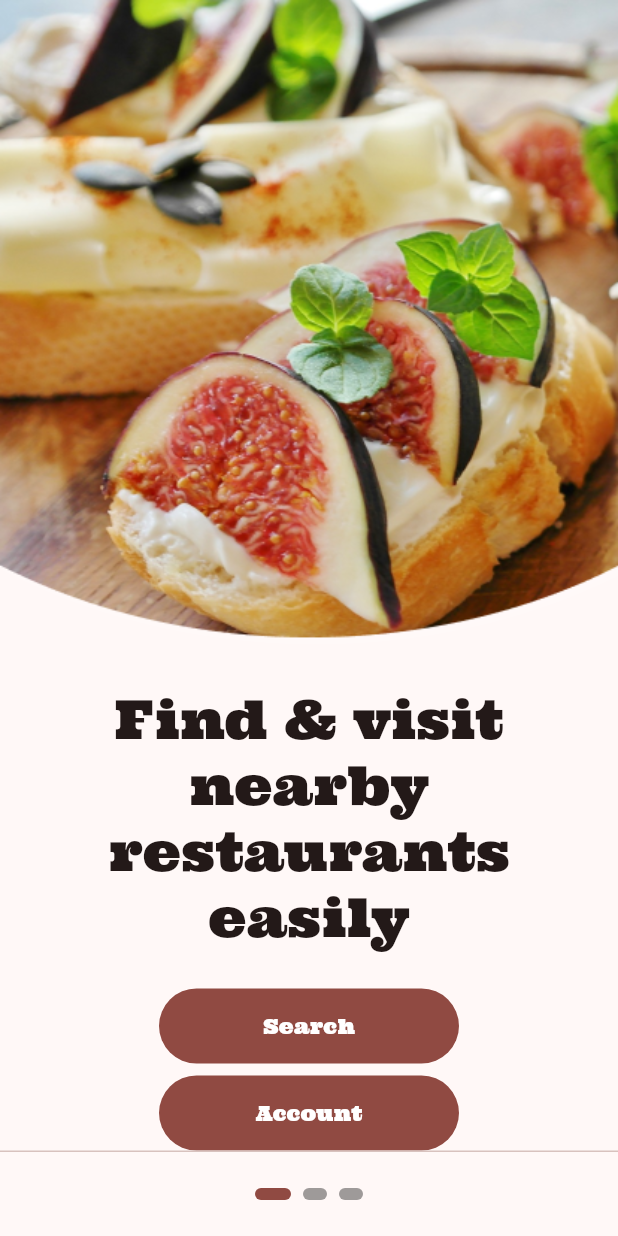
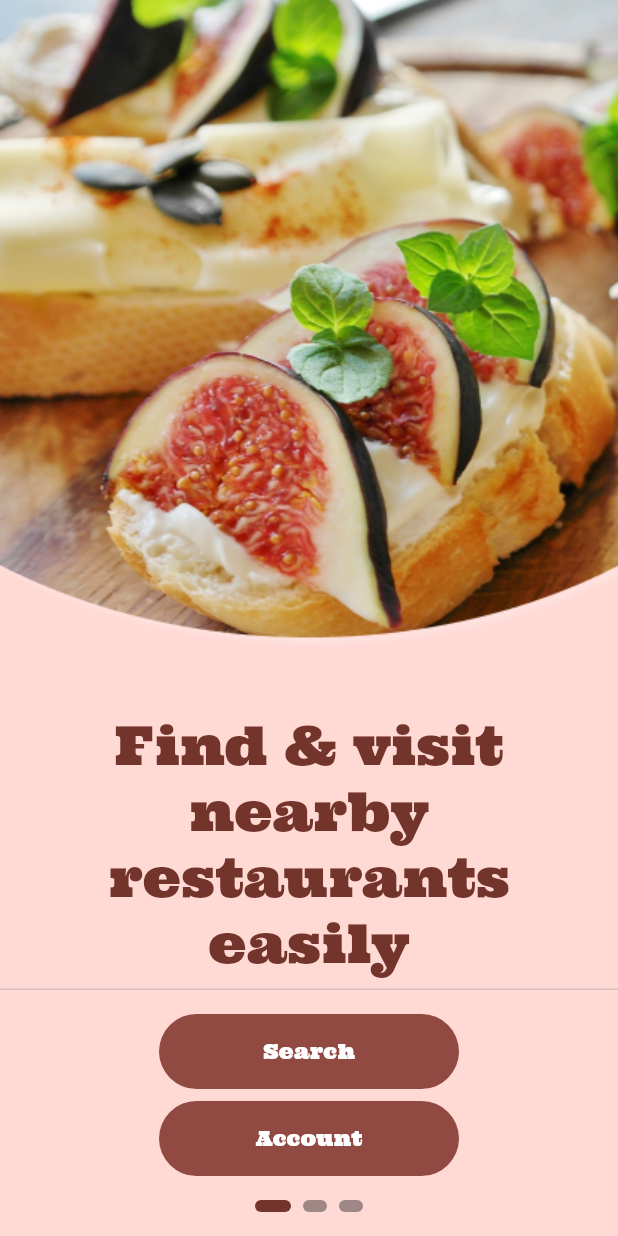
Before and after one commit to siva636/eat, a Flutter app: the screen it shows after launch, on a phone screen of 412 x 824 dp. Run offline on Flutter 3.47's test engine with Material 2 defaults, Android fonts, the phone set to English and light mode, and no system bars; our stand-ins replace firebase_core, go_router; accounts and stored records are empty.

Commit message:
Onboarding UX improved

```diff
--- a/lib/src/app.dart
+++ b/lib/src/app.dart
@@ -20,6 +20,7 @@ class MyApp extends StatelessWidget {
       routerConfig: _router,
       scrollBehavior: MyCustomScrollBehavior(),
       theme: ThemeData(
+        // brightness: Brightness.dark,
         useMaterial3: true,
         colorSchemeSeed: Colors.red,
         fontFamily: 'ultra',
--- a/lib/src/onboarding/onboarding.dart
+++ b/lib/src/onboarding/onboarding.dart
@@ -1,3 +1,4 @@
+import 'package:eat/src/onboarding/onboarding_actions.dart';
 import 'package:eat/src/onboarding/onboarding_page_1.dart';
 import 'package:eat/src/onboarding/onboarding_page_2.dart';
 import 'package:eat/src/onboarding/onboarding_page_3.dart';
@@ -42,7 +43,17 @@ class _OnboardingState extends State<Onboarding> {
             ),
           ),
         ),
-      persistentFooterButtons: [PageIndicator(currentPage)],
-    );
+        persistentFooterButtons: [
+          ColoredBox(
+            color: Theme.of(context).colorScheme.primaryContainer,
+            child: Column(
+              children: [
+                const OnboardingActions(),
+                PageIndicator(currentPage),
+              ],
+            ),
+          ),
+        ],
+        backgroundColor: Theme.of(context).colorScheme.primaryContainer);
   }
 }
--- a/lib/src/onboarding/onboarding_actions.dart
+++ b/lib/src/onboarding/onboarding_actions.dart
@@ -11,6 +11,7 @@ class OnboardingActions extends StatelessWidget {
   Widget build(BuildContext context) {
     return Column(
       children: [
+        const SizedBox(height: contentPadding),
         FilledButton(
           style: FilledButton.styleFrom(
             fixedSize: const Size(200, 50),
@@ -26,6 +27,7 @@ class OnboardingActions extends StatelessWidget {
           onPressed: () => context.go(Account.path),
           child: const Text('Account'),
         ),
+        const SizedBox(height: contentPadding),
       ],
     );
   }
--- a/lib/src/onboarding/onboarding_page_1.dart
+++ b/lib/src/onboarding/onboarding_page_1.dart
@@ -1,5 +1,4 @@
 import 'package:eat/src/constants.dart';
-import 'package:eat/src/onboarding/onboarding_actions.dart';
 import 'package:flutter/material.dart';
 
 class OnboardingPage1 extends StatelessWidget {
@@ -24,17 +23,19 @@ class OnboardingPage1 extends StatelessWidget {
                     padding: const EdgeInsets.all(contentPadding),
                     child: Text(
                       onboardingSlogan1,
-                      style: Theme.of(context).textTheme.displaySmall,
+                      style: Theme.of(context).textTheme.displaySmall?.copyWith(
+                          color:
+                              Theme.of(context).colorScheme.onPrimaryContainer),
                       textAlign: TextAlign.center,
                     ),
                   ),
-                  const OnboardingActions(),
                 ],
               ),
             ),
           );
         },
       ),
+      backgroundColor: Theme.of(context).colorScheme.primaryContainer,
     );
   }
 }
--- a/lib/src/onboarding/page_indicator.dart
+++ b/lib/src/onboarding/page_indicator.dart
@@ -22,18 +22,15 @@ class PageIndicator extends StatelessWidget {
           decoration: ShapeDecoration(
             shape: const StadiumBorder(),
             color: currentPage == i
-                ? Theme.of(context).primaryColor
+                ? Theme.of(context).colorScheme.onPrimaryContainer
                 : Theme.of(context).disabledColor,
           ),
         ),
       );
     }
-    return Padding(
-      padding: const EdgeInsets.all(contentPadding),
-      child: Row(
-        mainAxisAlignment: MainAxisAlignment.center,
-        children: indicators,
-      ),
+    return Row(
+      mainAxisAlignment: MainAxisAlignment.center,
+      children: indicators,
     );
   }
 }
--- a/lib/src/onboarding/splash.dart
+++ b/lib/src/onboarding/splash.dart
@@ -69,10 +69,8 @@ class _SplashState extends State<Splash> with TickerProviderStateMixin {
         scale: _animation,
         child: Text(
           'eat',
-          style: Theme.of(context)
-              .textTheme
-              .displayLarge
-              ?.copyWith(color: Theme.of(context).primaryColor),
+          style: Theme.of(context).textTheme.displayLarge?.copyWith(
+              color: Theme.of(context).colorScheme.onPrimaryContainer),
         ),
       )),
     );
```
Also changed, not shown: lib/src/onboarding/onboarding_page_2.dart (+4 -3 lines), lib/src/onboarding/onboarding_page_3.dart (+4 -3 lines). Lines whose indentation alone changed are shown as unchanged.
